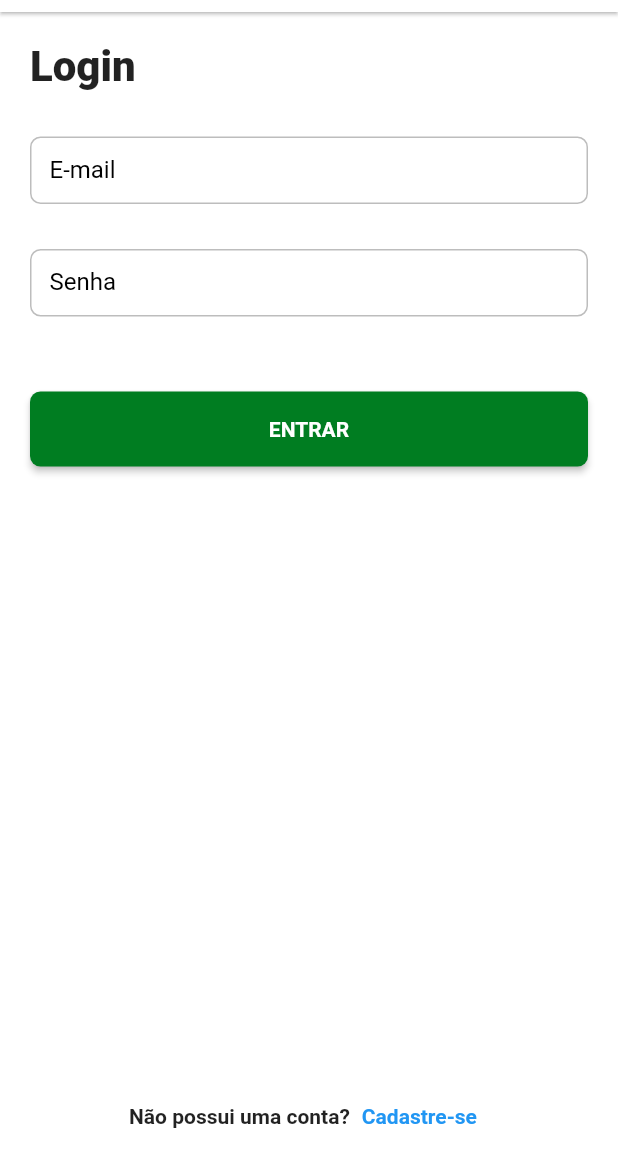
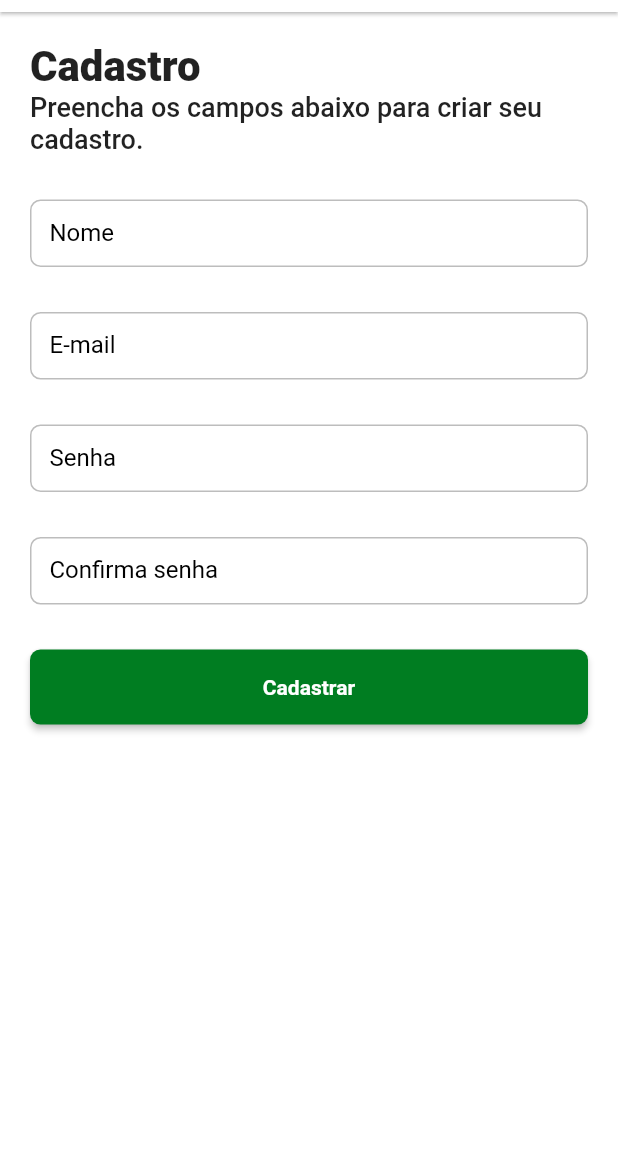
Before and after one commit to ElcioLS/adf_dw9_delivery, a Flutter app: the LoginPage screen opened by its route, after a tap on "Cadastre-se", on a phone screen of 412 x 824 dp, the part 72-1236 px from its top. Run offline on Flutter 3.47's test engine with Material 2 defaults, Android fonts, the phone set to English and light mode, and no system bars; our stand-ins replace auto_size_text, bloc, dio, equatable, flutter_bloc, loading_animation_widget and 2 more; missing offline and left inert: match; accounts and stored records are empty; Roboto replaces fonts that are missing (mlplus1).

Commit message:
Tela de cadastro Layout

```diff
--- a/lib/app/home.dart
+++ b/lib/app/home.dart
@@ -1,5 +1,6 @@
 import 'package:adf_dw9_delivery/app/core/ui/theme/theme_config.dart';
-import 'package:adf_dw9_delivery/app/pages/login/login_page.dart';
+import 'package:adf_dw9_delivery/app/pages/auth/login/login_page.dart';
+import 'package:adf_dw9_delivery/app/pages/auth/register/register_page.dart';
 import 'package:adf_dw9_delivery/app/pages/product_detail/product_detail_router.dart';
 import 'package:flutter/material.dart';
 
@@ -22,6 +23,7 @@ class Home extends StatelessWidget {
           '/home': (context) => HomeRouter.page,
           '/productDetail': (context) => ProductDetailRouter.page,
           '/auth/login': (context) => const LoginPage(),
+          '/auth/register': (context) => const RegisterPage(),
         },
       ),
     );
--- a/lib/app/pages/login/login_page.dart
+++ b/lib/app/pages/auth/login/login_page.dart
@@ -61,7 +61,9 @@ class LoginPage extends StatelessWidget {
                       style: context.textStyles.textBold,
                     ),
                     TextButton(
-                      onPressed: () {},
+                      onPressed: () {
+                        Navigator.of(context).pushNamed('/auth/register');
+                      },
                       child: Text(
                         'Cadastre-se',
                         style: context.textStyles.textBold.copyWith(
--- /dev/null
+++ b/lib/app/pages/auth/register/register_page.dart
@@ -0,0 +1,62 @@
+import 'package:adf_dw9_delivery/app/core/ui/styles/text_styles.dart';
+import 'package:adf_dw9_delivery/app/core/ui/widgets/delivery_appbar.dart';
+import 'package:adf_dw9_delivery/app/core/ui/widgets/delivery_button.dart';
+import 'package:flutter/material.dart';
+
+class RegisterPage extends StatelessWidget {
+  const RegisterPage({super.key});
+
+  @override
+  Widget build(BuildContext context) {
+    return Scaffold(
+      appBar: DeliveryAppbar(),
+      body: SingleChildScrollView(
+        child: Padding(
+          padding: const EdgeInsets.all(20.0),
+          child: Form(
+            child: Column(
+              crossAxisAlignment: CrossAxisAlignment.start,
+              children: [
+                Text(
+                  'Cadastro',
+                  style: context.textStyles.textTitle,
+                ),
+                Text(
+                  'Preencha os campos abaixo para criar seu cadastro.',
+                  style: context.textStyles.textMedium.copyWith(
+                    fontSize: 18,
+                  ),
+                ),
+                const SizedBox(height: 30),
+                TextFormField(
+                  decoration: const InputDecoration(labelText: 'Nome'),
+                ),
+                const SizedBox(height: 30),
+                TextFormField(
+                  decoration: const InputDecoration(labelText: 'E-mail'),
+                ),
+                const SizedBox(height: 30),
+                TextFormField(
+                  decoration: const InputDecoration(labelText: 'Senha'),
+                ),
+                const SizedBox(height: 30),
+                TextFormField(
+                  decoration:
+                      const InputDecoration(labelText: 'Confirma senha'),
+                ),
+                const SizedBox(height: 30),
+                Center(
+                  child: DeliveryButton(
+                    onPressed: () {},
+                    label: 'Cadastrar',
+                    width: double.infinity,
+                  ),
+                ),
+              ],
+            ),
+          ),
+        ),
+      ),
+    );
+  }
+}
```
